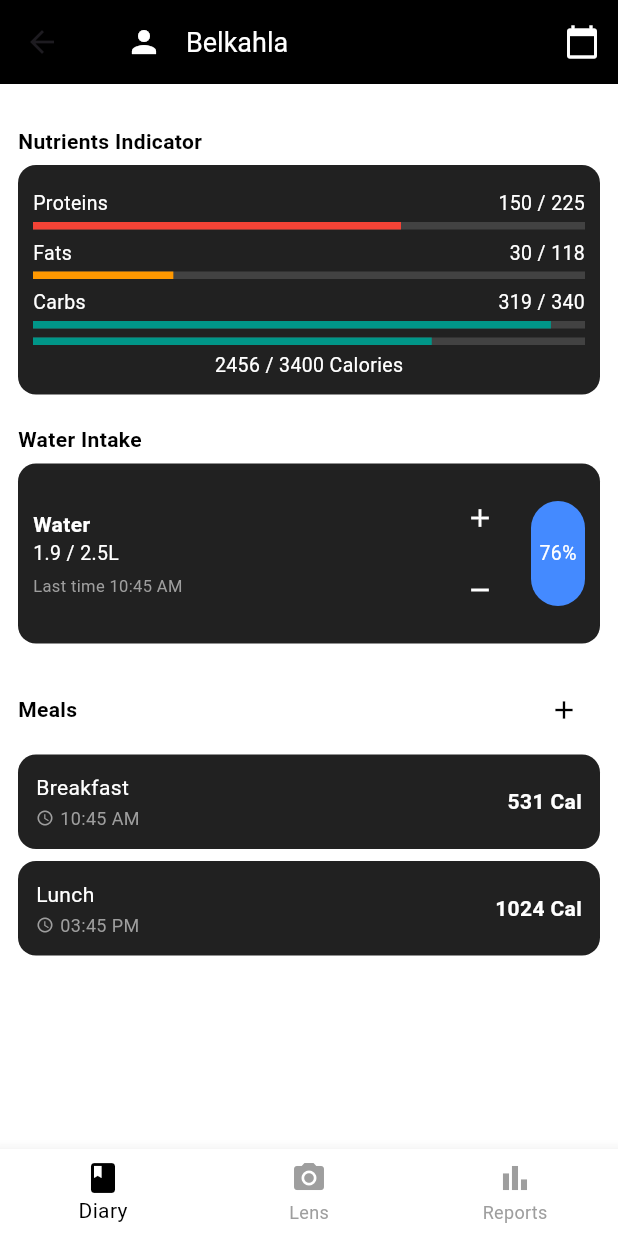
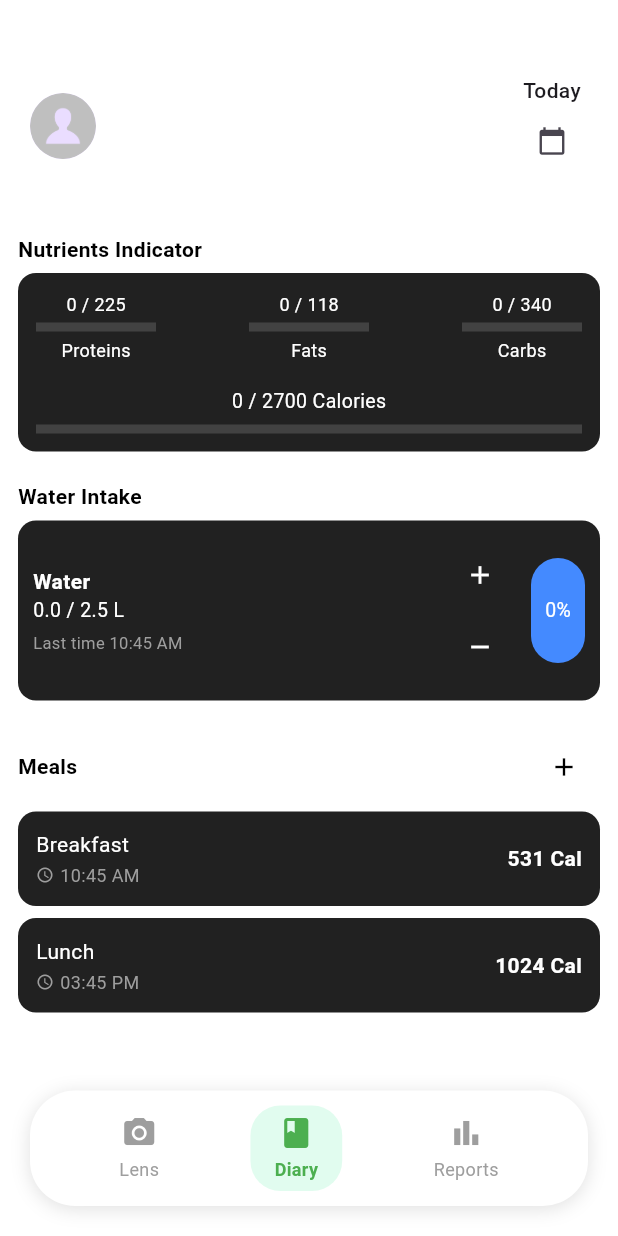
Before and after one commit to 7louu/MealLens, a Flutter app: the MainScreen screen opened by its route, on a phone screen of 412 x 824 dp. Run offline on Flutter 3.47's test engine with Material 3 defaults, Android fonts, the light colour scheme and no system bars; our stand-ins replace cloud_firestore, firebase_auth, firebase_core, fl_chart, google_sign_in, image_picker; accounts and stored records are empty.

Commit message:
fixing some bugs and updating ui for the diary screen

```diff
--- a/app/lib/screens/diaryScreen.dart
+++ b/app/lib/screens/diaryScreen.dart
@@ -1,7 +1,16 @@
 import 'package:flutter/material.dart';
 import '../routes/routes.dart';
-class DiaryScreen extends StatelessWidget {
+class DiaryScreen extends StatefulWidget {
   const DiaryScreen({super.key});
+
+  @override
+  State<DiaryScreen> createState() => _DiaryScreenState();
+}
+
+class _DiaryScreenState extends State<DiaryScreen> {
+  double currentWater = 0; // current in Liters
+  final double waterGoal = 2.5;
+  final double step = 0.2;
 
   @override
   Widget build(BuildContext context) {
@@ -24,36 +33,78 @@ class DiaryScreen extends StatelessWidget {
     );
   }
 
+
   Widget buildNutrientsIndicator() {
   return Column(
     crossAxisAlignment: CrossAxisAlignment.start,
     children: [
-        const Text("Nutrients Indicator",
-            style: TextStyle(color: Colors.black, fontSize: 14, fontWeight: FontWeight.w600)),
+      const Text(
+        "Nutrients Indicator",
+        style: TextStyle(color: Colors.black, fontSize: 14, fontWeight: FontWeight.w600),
+      ),
       const SizedBox(height: 6),
       Container(
-          padding: const EdgeInsets.all(10),
+        padding: const EdgeInsets.all(12),
         decoration: BoxDecoration(
           color: Colors.grey[900],
           borderRadius: BorderRadius.circular(12),
         ),
         child: Column(
+          crossAxisAlignment: CrossAxisAlignment.start,
           children: [
-              buildProgressRow("Proteins", 150, 225, Colors.red),
-              buildProgressRow("Fats", 30, 118, Colors.orange),
-              buildProgressRow("Carbs", 319, 340, Colors.teal),
+            // Proteins / Fats / Carbs in a row
+            Row(
+              mainAxisAlignment: MainAxisAlignment.spaceBetween,
+              children: [
+                buildNutrientColumn("Proteins", 0, 225, Colors.red),
+                buildNutrientColumn("Fats", 0, 118, Colors.orange),
+                buildNutrientColumn("Carbs", 0, 340, Colors.teal),
+              ],
+            ),
+            const SizedBox(height: 16),
+            // Calories progress bar
+            const Center(
+              child: Text(
+                "0 / 2700 Calories",
+                style: TextStyle(color: Colors.white, fontSize: 13),
+              ),
+            ),
             const SizedBox(height: 6),
             LinearProgressIndicator(
-                value: 2456 / 3400,
-                minHeight: 5,
+              value: 0 / 3400,
+              minHeight: 6,
               backgroundColor: Colors.grey[800],
-                color: Colors.teal,
+              color: Colors.tealAccent,
+            ),
+          ],
+        ),
+      ),
+    ],
+  );
+}
+
+
+  Widget buildNutrientColumn(String label, int value, int max, Color color) {
+  return Column(
+    children: [
+      Text(
+        "$value / $max",
+        style: const TextStyle(color: Colors.white, fontSize: 12),
       ),
       const SizedBox(height: 4),
-              const Text("2456 / 3400 Calories",
-                  style: TextStyle(color: Colors.white, fontSize: 13)),
-            ],
+      Container(
+        width: 80,
+        child: LinearProgressIndicator(
+          value: value / max,
+          minHeight: 6,
+          backgroundColor: Colors.grey[800],
+          color: color,
         ),
+      ),
+      const SizedBox(height: 4),
+      Text(
+        label,
+        style: const TextStyle(color: Colors.white, fontSize: 12),
       ),
     ],
   );
@@ -83,6 +134,9 @@ class DiaryScreen extends StatelessWidget {
   }
 
   Widget buildWaterIntake() {
+  double percentage = (currentWater / waterGoal).clamp(0.0, 1.0);
+  int percentDisplay = (percentage * 100).round();
+
   return Column(
     crossAxisAlignment: CrossAxisAlignment.start,
     children: [
@@ -97,15 +151,17 @@ class DiaryScreen extends StatelessWidget {
         ),
         child: Row(
           children: [
-              const Expanded(
+            Expanded(
               child: Column(
                 crossAxisAlignment: CrossAxisAlignment.start,
                 children: [
-                    Text("Water",
+                  const Text("Water",
                       style: TextStyle(color: Colors.white, fontSize: 14, fontWeight: FontWeight.bold)),
-                    Text("1.9 / 2.5L", style: TextStyle(color: Colors.white, fontSize: 13)),
-                    SizedBox(height: 4),
-                    Text("Last time 10:45 AM", style: TextStyle(color: Colors.grey, fontSize: 11)),
+                  Text("${currentWater.toStringAsFixed(1)} / $waterGoal L",
+                      style: const TextStyle(color: Colors.white, fontSize: 13)),
+                  const SizedBox(height: 4),
+                  const Text("Last time 10:45 AM",
+                      style: TextStyle(color: Colors.grey, fontSize: 11)),
                 ],
               ),
             ),
@@ -113,13 +169,21 @@ class DiaryScreen extends StatelessWidget {
               children: [
                 IconButton(
                   icon: const Icon(Icons.add, color: Colors.white, size: 20),
-                    onPressed: () {},
+                  onPressed: () {
+                    setState(() {
+                      currentWater = (currentWater + step).clamp(0.0, waterGoal);
+                    });
+                  },
                   padding: EdgeInsets.zero,
                   constraints: const BoxConstraints(),
                 ),
                 IconButton(
                   icon: const Icon(Icons.remove, color: Colors.white, size: 20),
-                    onPressed: () {},
+                  onPressed: () {
+                    setState(() {
+                      currentWater = (currentWater - step).clamp(0.0, waterGoal);
+                    });
+                  },
                   padding: EdgeInsets.zero,
                   constraints: const BoxConstraints(),
                 ),
@@ -134,7 +198,10 @@ class DiaryScreen extends StatelessWidget {
                 borderRadius: BorderRadius.circular(20),
               ),
               alignment: Alignment.center,
-                child: const Text("76%", style: TextStyle(color: Colors.white, fontSize: 13)),
+              child: Text(
+                "$percentDisplay%",
+                style: const TextStyle(color: Colors.white, fontSize: 13),
+              ),
             ),
           ],
         ),
@@ -142,6 +209,7 @@ class DiaryScreen extends StatelessWidget {
     ],
   );
 }
+
 
   Widget buildMealsSection(BuildContext context) {
     return Column(
--- a/app/lib/screens/mainScreen.dart
+++ b/app/lib/screens/mainScreen.dart
@@ -1,4 +1,10 @@
 import 'package:flutter/material.dart';
+import 'package:firebase_auth/firebase_auth.dart';
+import 'package:cloud_firestore/cloud_firestore.dart';
+
+import '../routes/routes.dart';
+import '../services/auth_service.dart';
+
 import 'diaryScreen.dart';
 import 'lensScreen.dart';
 import 'reportScreen.dart';
@@ -7,44 +13,91 @@ class MainScreen extends StatefulWidget {
   const MainScreen({super.key});
 
   @override
-  State<MainScreen> createState() => MainScreenState();
+  State<MainScreen> createState() => _MainScreenState();
 }
 
-class MainScreenState extends State<MainScreen> {
-  int selectedIndex = 0;
+class _MainScreenState extends State<MainScreen> {
+  int selectedIndex = 1;
+  String? userName;
 
-  final List<Widget> screens =  [
-    const DiaryScreen(),
-    const LensScreen(),
+  final List<Widget> screens = const [
+    LensScreen(),
+    DiaryScreen(),
     ReportsScreen(),
   ];
+
+  @override
+  void initState() {
+    super.initState();
+    _loadUserName();
+  }
+
+  Future<void> _loadUserName() async {
+    final user = FirebaseAuth.instance.currentUser;
+    if (user != null) {
+      final doc = await FirebaseFirestore.instance.collection('users').doc(user.uid).get();
+      if (doc.exists && mounted) {
+        setState(() {
+          userName = doc.data()?['name'] ?? 'User';
+        });
+      }
+    }
+  }
+
+  void _showLogoutMenu(BuildContext context, Offset offset) async {
+    final selected = await showMenu(
+      context: context,
+      position: RelativeRect.fromLTRB(offset.dx, offset.dy, offset.dx + 1, offset.dy + 1),
+      items: [
+        const PopupMenuItem<int>(
+          value: 0,
+          child: Text("Log out"),
+        ),
+      ],
+    );
+
+    if (selected == 0) {
+      await AuthService().signOutEmail();
+      if (mounted) {
+        Navigator.pushReplacementNamed(context, AppRoutes.welcome); // Ensure '/home' route is defined
+      }
+    }
+  }
 
   @override
   Widget build(BuildContext context) {
     return Scaffold(
       backgroundColor: Colors.white,
-      appBar: AppBar(
-        backgroundColor: Colors.black,
-        elevation: 0,
-        title: Row(
+      body: Column(
         children: [
+          // Custom Top Bar
+          Padding(
+            padding: const EdgeInsets.fromLTRB(20, 50, 20, 10),
+            child: Row(
+              children: [
+                GestureDetector(
+                  onTapDown: (details) {
+                    _showLogoutMenu(context, details.globalPosition);
+                  },
+                  child: const CircleAvatar(
+                    radius: 22,
+                    backgroundImage: AssetImage('assets/images/default_avatar.png'),
+                  ),
+                ),
+                const SizedBox(width: 12),
+                Text(
+                  userName ?? 'Loading...',
+                  style: const TextStyle(fontSize: 18, fontWeight: FontWeight.w600),
+                ),
+                const Spacer(),
+                Column(
+                  children: [
+                    const Text(
+                      'Today',
+                      style: TextStyle(fontSize: 14, fontWeight: FontWeight.w500),
+                    ),
                     IconButton(
-              icon: const Icon(Icons.person, color: Colors.white),
-              onPressed: () {
-                Navigator.pushNamed(context, '/profile');
-              },
-            ),
-            const SizedBox(width: 4),
-            const Text(
-              'Belkahla',
-              style: TextStyle(color: Colors.white, fontSize: 18),
-            ),
-          ],
-        ),
-        actions: [
-          if (selectedIndex == 0)
-            IconButton(
-              icon: const Icon(Icons.calendar_today, color: Colors.white),
+                      icon: const Icon(Icons.calendar_today, size: 20),
                       onPressed: () async {
                         await showDatePicker(
                           context: context,
@@ -52,26 +105,82 @@ class MainScreenState extends State<MainScreen> {
                           firstDate: DateTime(2022),
                           lastDate: DateTime(2100),
                           builder: (context, child) {
-                    return Theme(data: ThemeData.dark(), child: child!);
+                            return Theme(data: ThemeData.light(), child: child!);
                           },
                         );
                       },
                     ),
                   ],
                 ),
-      body: screens[selectedIndex],
-      bottomNavigationBar: BottomNavigationBar(
-        currentIndex: selectedIndex,
-        selectedItemColor: Colors.black,
-        unselectedItemColor: Colors.grey,
-        backgroundColor: Colors.white,
-        onTap: (index) => setState(() => selectedIndex = index),
-        items: const [
-          BottomNavigationBarItem(icon: Icon(Icons.book), label: "Diary"),
-          BottomNavigationBarItem(icon: Icon(Icons.camera_alt), label: "Lens"),
-          BottomNavigationBarItem(icon: Icon(Icons.bar_chart), label: "Reports"),
+              ],
+            ),
+          ),
+
+          // Body content
+          Expanded(child: screens[selectedIndex]),
+
+          // Custom Bottom NavBar
+          Container(
+            margin: const EdgeInsets.only(bottom: 20, left: 20, right: 20),
+            decoration: BoxDecoration(
+              color: Colors.white,
+              borderRadius: BorderRadius.circular(30),
+              boxShadow: const [
+                BoxShadow(
+                  color: Colors.black12,
+                  blurRadius: 10,
+                  offset: Offset(0, 2),
+                ),
+              ],
+            ),
+            padding: const EdgeInsets.symmetric(vertical: 10, horizontal: 25),
+            child: Row(
+              mainAxisAlignment: MainAxisAlignment.spaceAround,
+              children: [
+                _buildNavItem(icon: Icons.camera_alt, label: 'Lens', index: 0),
+                _buildNavItem(icon: Icons.book, label: 'Diary', index: 1, isCenter: true),
+                _buildNavItem(icon: Icons.bar_chart, label: 'Reports', index: 2),
+              ],
+            ),
+          ),
         ],
       ),
     );
   }
+
+  Widget _buildNavItem({
+    required IconData icon,
+    required String label,
+    required int index,
+    bool isCenter = false,
+  }) {
+    final isSelected = selectedIndex == index;
+    return GestureDetector(
+      onTap: () => setState(() => selectedIndex = index),
+      child: Container(
+        padding: EdgeInsets.symmetric(vertical: 6, horizontal: isCenter ? 16 : 8),
+        decoration: isSelected
+            ? BoxDecoration(
+                color: Colors.greenAccent.withOpacity(0.2),
+                borderRadius: BorderRadius.circular(20),
+              )
+            : null,
+        child: Column(
+          mainAxisSize: MainAxisSize.min,
+          children: [
+            Icon(icon, color: isSelected ? Colors.green : Colors.grey),
+            const SizedBox(height: 4),
+            Text(
+              label,
+              style: TextStyle(
+                fontSize: 12,
+                color: isSelected ? Colors.green : Colors.grey,
+                fontWeight: isSelected ? FontWeight.w600 : FontWeight.normal,
+              ),
+            ),
+          ],
+        ),
+      ),
+    );
   }
+}
```
Lines whose indentation alone changed are shown as unchanged.
